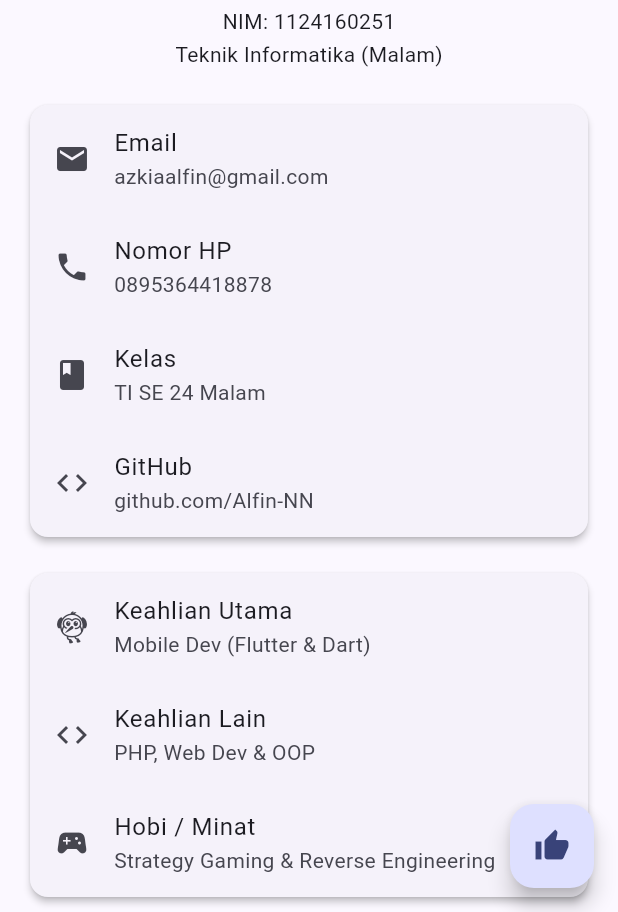
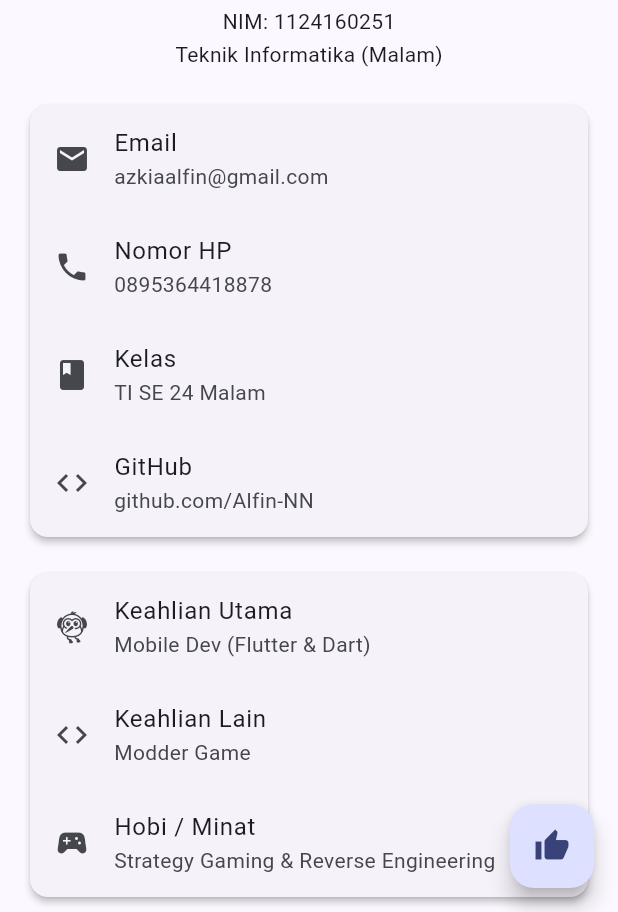
Before and after one commit to Alfin-NN/tumbal-proyek, a Flutter app: the ProfilePage screen opened directly, on a phone screen of 412 x 824 dp, the part 324-1236 px from its top. Run offline on Flutter 3.47's test engine with Material 3 defaults, Android fonts, the phone set to English and light mode, and no system bars.

Commit message:
feat(soal1): perbarui keahlian lain menjadi Modder Game

```diff
--- a/soal1-live-coding/lib/main.dart
+++ b/soal1-live-coding/lib/main.dart
@@ -284,7 +284,7 @@ class ProfilePage extends StatelessWidget {
                       InfoTile(
                         icon: Icons.code,
                         label: 'Keahlian Lain',
-                        value: 'PHP, Web Dev & OOP',
+                        value: 'Modder Game',
                       ),
                       InfoTile(
                         icon: Icons.sports_esports,
```
